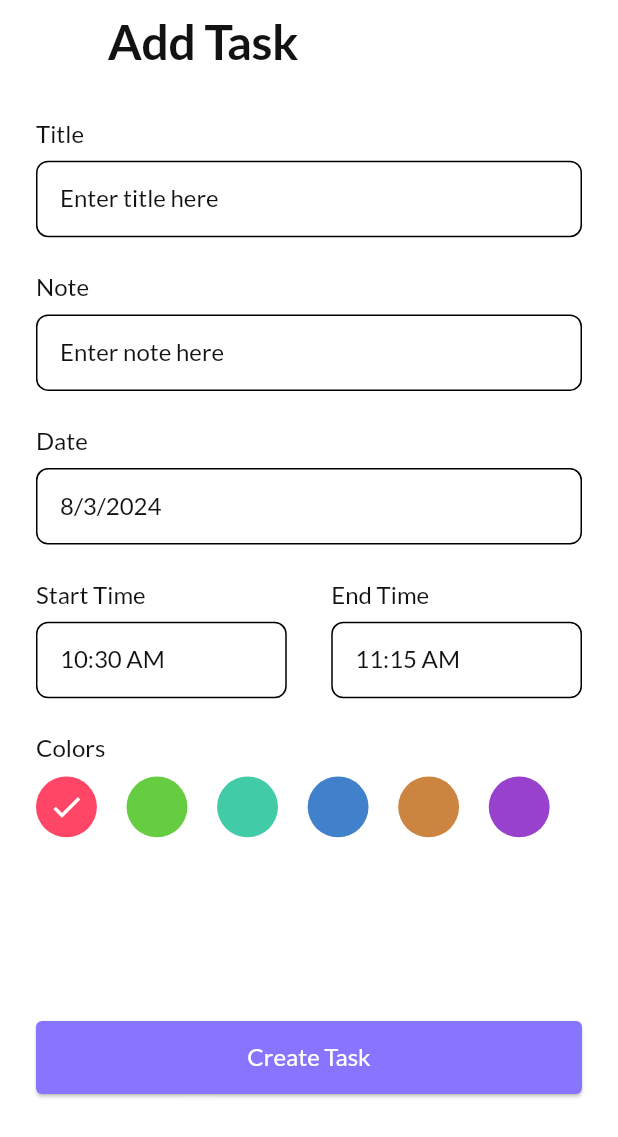
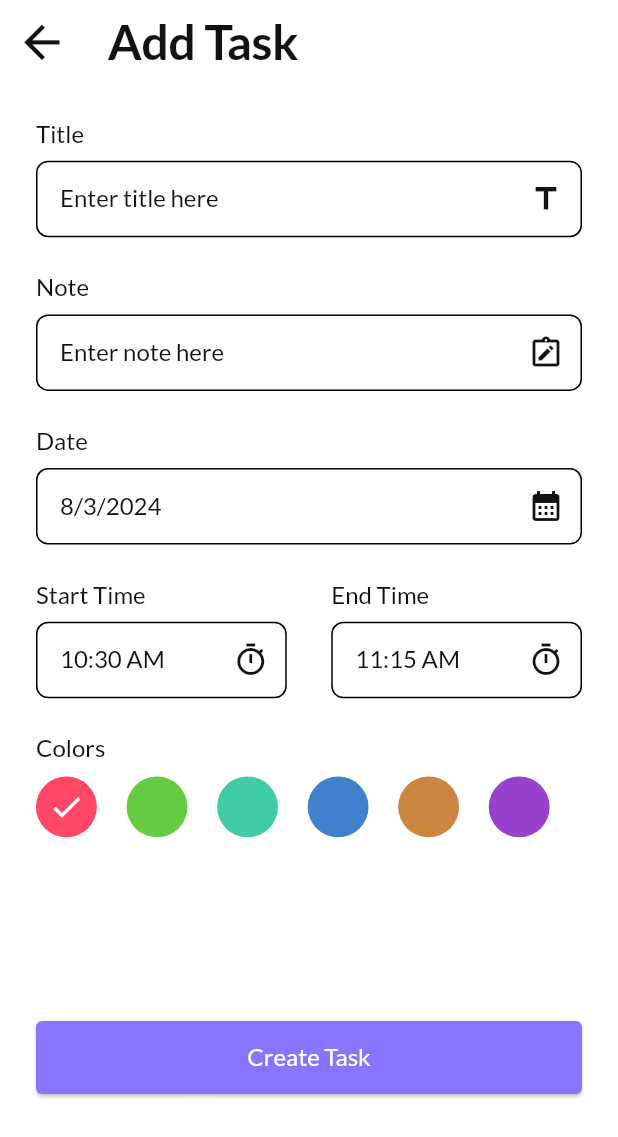
Before and after one commit to mostafasayed118/ToDo--App, a Flutter app: the HomePageScreen screen opened directly, after a tap on the "add" icon, on a phone screen of 412 x 824 dp. Shown: the top 1137 px of the screen. Run offline on Flutter 3.47's test engine with Material 3 defaults, Android fonts, the phone set to English and light mode, and no system bars; our stand-ins replace date_picker_timeline, flutter_bloc, flutter_screenutil, fluttertoast, get_it, google_fonts and 3 more; accounts and stored records are empty.

Commit message:
update some file

```diff
--- a/lib/core/theme/is_dark_mode.dart
+++ /dev/null
@@ -1,5 +0,0 @@
-import 'package:flutter/material.dart';
-
-extension IsDarkMode on BuildContext {
-  bool get isDarkMode => Theme.of(this).brightness == Brightness.dark;
-}
--- a/lib/features/task/presentation/screens/add_task/add_task_screen.dart
+++ b/lib/features/task/presentation/screens/add_task/add_task_screen.dart
@@ -30,7 +30,13 @@ class AddTaskScreen extends StatelessWidget {
           centerTitle: false,
           elevation: 0,
           leading: IconButton(
-            icon: const Icon(Icons.arrow_back, color: AppColors.white),
+            icon: Icon(
+              Icons.arrow_back,
+              color: BlocProvider.of<TaskCubit>(context).isDark
+                  ? AppColors.white
+                  : AppColors.background,
+              size: 35.h,
+            ),
             onPressed: () {
               Navigator.pop(context);
             },
@@ -66,6 +72,12 @@ class AddTaskScreen extends StatelessWidget {
                           return null;
                         },
                         hintText: AppStrings.titleHint,
+                        suffixIcon: Icon(
+                          Icons.title_outlined,
+                          color: BlocProvider.of<TaskCubit>(context).isDark
+                              ? AppColors.white
+                              : AppColors.background,
+                        ),
                       ),
                       SizedBox(height: 24.h),
                       //! Note
@@ -79,6 +91,12 @@ class AddTaskScreen extends StatelessWidget {
                           return null;
                         },
                         hintText: AppStrings.noteHint,
+                        suffixIcon: Icon(
+                          Icons.note_alt_outlined,
+                          color: BlocProvider.of<TaskCubit>(context).isDark
+                              ? AppColors.white
+                              : AppColors.background,
+                        ),
                       ),
                       SizedBox(height: 24.h),
                       //! Date
@@ -92,9 +110,11 @@ class AddTaskScreen extends StatelessWidget {
                           onPressed: () async {
                             taskCubit.getDate(context);
                           },
-                          icon: const Icon(
+                          icon: Icon(
                             Icons.calendar_month,
-                            color: AppColors.white,
+                            color: BlocProvider.of<TaskCubit>(context).isDark
+                                ? AppColors.white
+                                : AppColors.background,
                           ),
                         ),
                       ),
@@ -112,9 +132,12 @@ class AddTaskScreen extends StatelessWidget {
                                 onPressed: () async {
                                   taskCubit.getStartTime(context);
                                 },
-                                icon: const Icon(
+                                icon: Icon(
                                   Icons.timer_outlined,
-                                  color: AppColors.white,
+                                  color:
+                                      BlocProvider.of<TaskCubit>(context).isDark
+                                          ? AppColors.white
+                                          : AppColors.background,
                                 ),
                               ),
                             ),
@@ -130,9 +153,12 @@ class AddTaskScreen extends StatelessWidget {
                                 onPressed: () async {
                                   taskCubit.getEndTime(context);
                                 },
-                                icon: const Icon(
+                                icon: Icon(
                                   Icons.timer_outlined,
-                                  color: AppColors.white,
+                                  color:
+                                      BlocProvider.of<TaskCubit>(context).isDark
+                                          ? AppColors.white
+                                          : AppColors.background,
                                 ),
                               ),
                             ),
--- a/lib/features/task/presentation/screens/home_page/home_page_screen.dart
+++ b/lib/features/task/presentation/screens/home_page/home_page_screen.dart
@@ -33,15 +33,19 @@ class HomePageScreen extends StatelessWidget {
                 children: [
                   Row(
                     children: [
+                      //! Date
                       Text(DateFormat.yMMMMd().format(DateTime.now()),
                           style: Theme.of(context).textTheme.displayLarge),
                       const Spacer(),
+                      //! Theme Icon and Change Theme
                       IconButton(
                         onPressed: () {
                           BlocProvider.of<TaskCubit>(context).changeTheme();
                         },
                         icon: Icon(
-                          Icons.mode_night,
+                          BlocProvider.of<TaskCubit>(context).isDark
+                              ? Icons.light_mode
+                              : Icons.dark_mode,
                           color: BlocProvider.of<TaskCubit>(context).isDark
                               ? AppColors.white
                               : AppColors.background,
@@ -52,6 +56,7 @@ class HomePageScreen extends StatelessWidget {
                   SizedBox(
                     height: 12.h,
                   ),
+                  //! Today
                   Text(AppStrings.today,
                       style: Theme.of(context).textTheme.displayLarge),
                   SizedBox(
@@ -66,15 +71,21 @@ class HomePageScreen extends StatelessWidget {
                     selectedTextColor: AppColors.white,
                     dateTextStyle:
                         Theme.of(context).textTheme.displaySmall!.copyWith(
-                              color: AppColors.white.withOpacity(0.87),
+                              color: BlocProvider.of<TaskCubit>(context).isDark
+                                  ? AppColors.white.withOpacity(0.87)
+                                  : AppColors.background,
                             ),
                     dayTextStyle:
                         Theme.of(context).textTheme.displaySmall!.copyWith(
-                              color: AppColors.white.withOpacity(0.87),
+                              color: BlocProvider.of<TaskCubit>(context).isDark
+                                  ? AppColors.white.withOpacity(0.87)
+                                  : AppColors.background,
                             ),
                     monthTextStyle:
                         Theme.of(context).textTheme.displaySmall!.copyWith(
-                              color: AppColors.white.withOpacity(0.87),
+                              color: BlocProvider.of<TaskCubit>(context).isDark
+                                  ? AppColors.white.withOpacity(0.87)
+                                  : AppColors.background,
                             ),
                     onDateChange: (date) {
                       // New date selected
@@ -170,6 +181,7 @@ class HomePageScreen extends StatelessWidget {
     );
   }
 
+//! No Task Widget
   Center noTasksWidget(BuildContext context) {
     return Center(
       child: Column(
@@ -229,11 +241,11 @@ class TaskComponent extends StatelessWidget {
           builder: (context) {
             return Container(
               padding: const EdgeInsets.all(24),
-              height: 240.h,
+              height: 250.h,
               color: AppColors.deepGrey,
               child: Column(
                 children: [
-                  //taskCompleted
+                  //! taskCompleted
                   taskModel.isCompleted == 1
                       ? Container()
                       : SizedBox(
@@ -287,7 +299,7 @@ class TaskComponent extends StatelessWidget {
         );
       },
       child: Container(
-        height: 140.h,
+        height: 143.h,
         padding: const EdgeInsets.all(8),
         decoration: BoxDecoration(
           color: getColor(taskModel.color),
@@ -301,33 +313,50 @@ class TaskComponent extends StatelessWidget {
               child: Column(
                 crossAxisAlignment: CrossAxisAlignment.start,
                 children: [
-                  //title
+                  //! title
                   Text(
                     taskModel.title,
-                    style: Theme.of(context).textTheme.displayLarge,
+                    style: Theme.of(context).textTheme.displayLarge!.copyWith(
+                        color: BlocProvider.of<TaskCubit>(context).isDark
+                            ? AppColors.white
+                            : AppColors.white,
+                        fontSize: 26.sp),
+                    overflow: TextOverflow.ellipsis,
                   ),
                   SizedBox(height: 8.h),
 
-                  //row
+                  //! row
                   Row(
                     mainAxisAlignment: MainAxisAlignment.start,
                     children: [
                       const Icon(
-                        Icons.timer,
+                        Icons.timer_sharp,
                         color: AppColors.white,
                       ),
                       SizedBox(width: 8.w),
                       Text(
                         '${taskModel.startTime} - ${taskModel.endTime}',
-                        style: Theme.of(context).textTheme.displayMedium,
+                        style: Theme.of(context)
+                            .textTheme
+                            .displayMedium!
+                            .copyWith(
+                              color: BlocProvider.of<TaskCubit>(context).isDark
+                                  ? AppColors.white
+                                  : AppColors.white,
+                            ),
                       ),
                     ],
                   ),
                   SizedBox(height: 8.h),
-                  //note
+                  //! note
                   Text(
                     taskModel.note,
-                    style: Theme.of(context).textTheme.displayLarge,
+                    style: Theme.of(context).textTheme.displayMedium!.copyWith(
+                        color: BlocProvider.of<TaskCubit>(context).isDark
+                            ? AppColors.white
+                            : AppColors.white,
+                        fontSize: 24.sp),
+                    overflow: TextOverflow.ellipsis,
                   ),
                 ],
               ),
@@ -348,7 +377,11 @@ class TaskComponent extends StatelessWidget {
                 taskModel.isCompleted == 1
                     ? AppStrings.complete
                     : AppStrings.todo,
-                style: Theme.of(context).textTheme.displayMedium,
+                style: Theme.of(context).textTheme.displayMedium!.copyWith(
+                      color: BlocProvider.of<TaskCubit>(context).isDark
+                          ? AppColors.white
+                          : AppColors.white,
+                    ),
               ),
             )
           ],
```
Also changed, not shown: lib/core/theme/theme.dart (+16 -1 lines).
